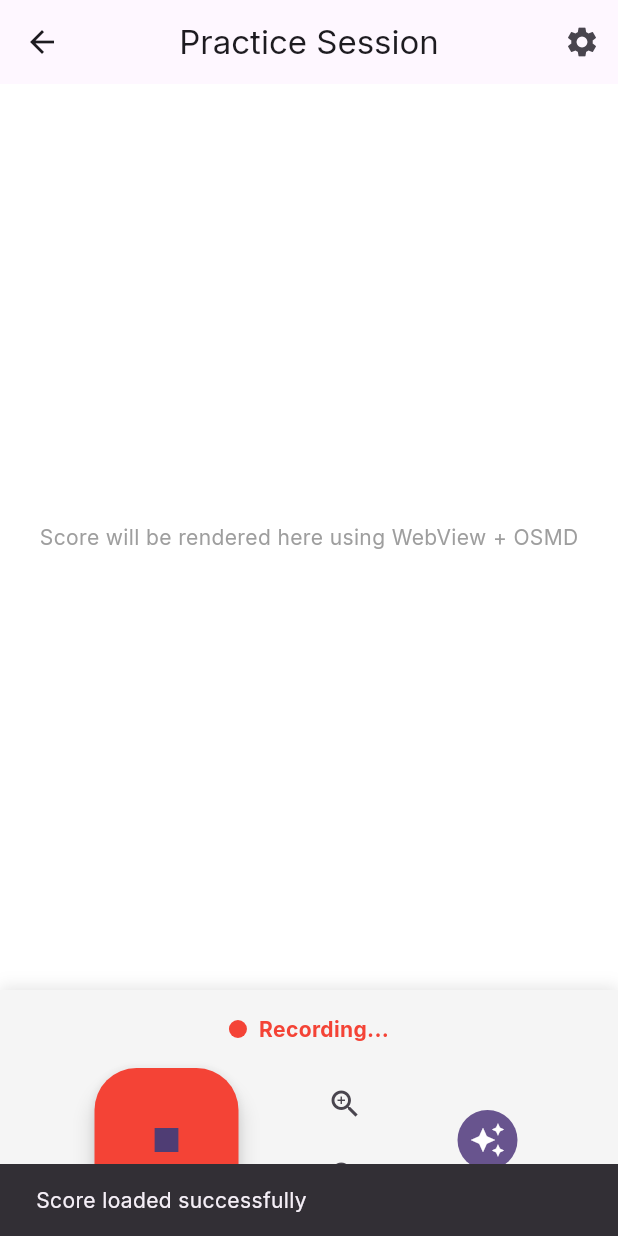
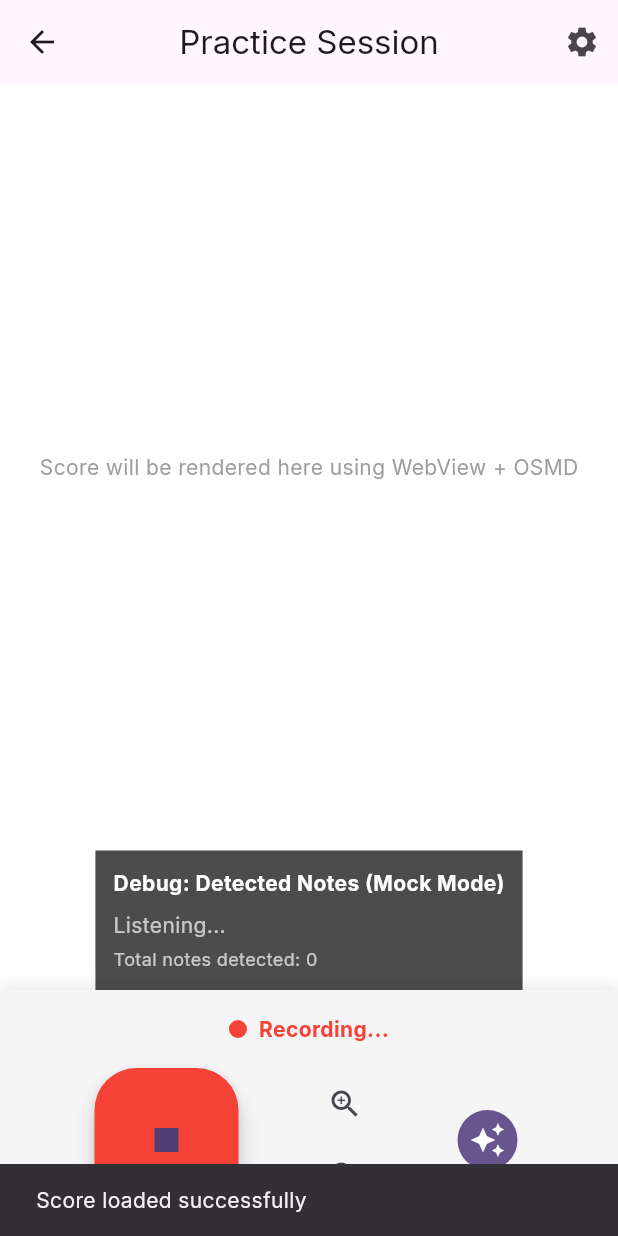
Before and after one commit to doric9/musically, a Flutter app: the PracticeScreen screen opened by its route, after a tap on the "mic" icon, after a tap on "Load Score", on a phone screen of 412 x 824 dp. Run offline on Flutter 3.47's test engine with Material 3 defaults, Android fonts, the phone set to English and light mode, and no system bars; our stand-ins replace flutter_riverpod, go_router, google_fonts, permission_handler; missing offline and left inert: audio_session, flutter_sound; statements that could not run were skipped.

Commit message:
Implement Phase 2: Audio Capture & Gemini Integration
This commit implements real-time audio recording and AI integration:

**New Models:**
- NoteData: Represents detected musical notes with pitch, frequency, timestamp, confidence, and velocity
- AudioConfig: Configures audio recording parameters (44.1kHz, 16-bit PCM, mono)

**New Services:**
- AudioInputService: Captures microphone audio using flutter_sound
  - Real-time PCM audio capture with low latency
  - Permission handling with permission_handler
  - Audio session management with audio_session
  - Configurable sample rate, channels, and bit depth

- GeminiAudioService: Integrates with Gemini 3 Flash API
  - WebSocket-based real-time audio streaming
  - Note detection with confidence scores
  - Mock mode for development (simulates note detection)
  - Ready for backend integration

**State Management:**
- Riverpod providers for audio services
- Reactive state updates for recording status
- Stream providers for detected notes
- Automatic service lifecycle management

**UI Integration:**
- Updated PracticeScreen to use Riverpod
- Real-time recording status display
- Debug panel showing detected notes (mock mode)
- Initialization progress indicator
- Permission request on screen load

**Features:**
- ✅ Microphone permission handling
- ✅ Real-time audio capture
- ✅ Mock note detection for development
- ✅ Clean separation of concerns (models, services, providers)
- ✅ Proper resource cleanup
- ✅ All tests passing
- ✅ Zero analysis issues

Ready for Phase 3: Score Synchronization

```diff
--- /dev/null
+++ b/lib/providers/audio_providers.dart
@@ -0,0 +1,117 @@
+import 'package:flutter_riverpod/flutter_riverpod.dart';
+
+import '../models/audio_config.dart';
+import '../models/note_data.dart';
+import '../services/audio_input_service.dart';
+import '../services/gemini_audio_service.dart';
+
+// Audio Configuration Provider
+final audioConfigProvider = Provider<AudioConfig>((ref) {
+  return const AudioConfig(
+    sampleRate: 44100,
+    channels: 1,
+    bitsPerSample: 16,
+    chunkDuration: Duration(milliseconds: 100),
+  );
+});
+
+// Audio Input Service Provider
+final audioInputServiceProvider = Provider<AudioInputService>((ref) {
+  final config = ref.watch(audioConfigProvider);
+  final service = AudioInputService(config: config);
+
+  ref.onDispose(() {
+    service.dispose();
+  });
+
+  return service;
+});
+
+// Gemini Audio Service Provider
+final geminiAudioServiceProvider = Provider<GeminiAudioService>((ref) {
+  const apiKey = String.fromEnvironment('GEMINI_API_KEY', defaultValue: 'mock-api-key');
+  final service = GeminiAudioService(apiKey: apiKey);
+
+  ref.onDispose(() {
+    service.dispose();
+  });
+
+  return service;
+});
+
+// Recording State Provider
+final isRecordingProvider = StateProvider<bool>((ref) => false);
+
+// Detected Notes Stream Provider
+final detectedNotesStreamProvider = StreamProvider<NoteData>((ref) {
+  final geminiService = ref.watch(geminiAudioServiceProvider);
+  return geminiService.noteStream;
+});
+
+// Latest Detected Note Provider
+final latestNoteProvider = Provider<AsyncValue<NoteData>>((ref) {
+  return ref.watch(detectedNotesStreamProvider);
+});
+
+// Audio Status Stream Provider
+final audioStatusStreamProvider = StreamProvider<String>((ref) {
+  final audioService = ref.watch(audioInputServiceProvider);
+  return audioService.statusStream;
+});
+
+// Gemini Status Stream Provider
+final geminiStatusStreamProvider = StreamProvider<String>((ref) {
+  final geminiService = ref.watch(geminiAudioServiceProvider);
+  return geminiService.statusStream;
+});
+
+// Average Confidence Score Provider
+final averageConfidenceProvider = Provider<double>((ref) {
+  final geminiService = ref.watch(geminiAudioServiceProvider);
+  return geminiService.getAverageConfidence();
+});
+
+// Audio Stream Handler
+class AudioStreamNotifier extends StateNotifier<List<NoteData>> {
+  final AudioInputService audioService;
+  final GeminiAudioService geminiService;
+
+  AudioStreamNotifier(this.audioService, this.geminiService) : super([]) {
+    _initialize();
+  }
+
+  void _initialize() {
+    // Listen to audio stream and forward to Gemini
+    audioService.audioStream.listen((audioData) {
+      geminiService.streamAudioChunk(audioData);
+    });
+
+    // Listen to detected notes
+    geminiService.noteStream.listen((note) {
+      state = [...state, note];
+
+      // Keep only the last 100 notes
+      if (state.length > 100) {
+        state = state.sublist(state.length - 100);
+      }
+    });
+  }
+
+  void clearNotes() {
+    state = [];
+  }
+}
+
+final audioStreamNotifierProvider =
+    StateNotifierProvider<AudioStreamNotifier, List<NoteData>>((ref) {
+  final audioService = ref.watch(audioInputServiceProvider);
+  final geminiService = ref.watch(geminiAudioServiceProvider);
+
+  return AudioStreamNotifier(audioService, geminiService);
+});
+
+// Permission State Provider
+final microphonePermissionProvider = FutureProvider<bool>((ref) async {
+  final audioService = ref.watch(audioInputServiceProvider);
+  return await audioService.requestPermissions();
+});
--- a/lib/screens/practice_screen.dart
+++ b/lib/screens/practice_screen.dart
@@ -1,32 +1,95 @@
 import 'package:flutter/material.dart';
+import 'package:flutter_riverpod/flutter_riverpod.dart';
 import 'package:go_router/go_router.dart';
 
-class PracticeScreen extends StatefulWidget {
+import '../providers/audio_providers.dart';
+
+class PracticeScreen extends ConsumerStatefulWidget {
   const PracticeScreen({super.key});
 
   @override
-  State<PracticeScreen> createState() => _PracticeScreenState();
+  ConsumerState<PracticeScreen> createState() => _PracticeScreenState();
 }
 
-class _PracticeScreenState extends State<PracticeScreen> {
-  bool _isRecording = false;
+class _PracticeScreenState extends ConsumerState<PracticeScreen> {
   bool _isScoreLoaded = false;
+  bool _isInitialized = false;
 
-  void _toggleRecording() {
+  @override
+  void initState() {
+    super.initState();
+    _initializeServices();
+  }
+
+  Future<void> _initializeServices() async {
+    try {
+      final audioService = ref.read(audioInputServiceProvider);
+      final geminiService = ref.read(geminiAudioServiceProvider);
+
+      // Request microphone permission
+      final hasPermission = await audioService.requestPermissions();
+
+      if (!hasPermission) {
+        if (mounted) {
+          ScaffoldMessenger.of(context).showSnackBar(
+            const SnackBar(
+              content: Text('Microphone permission is required'),
+              duration: Duration(seconds: 3),
+            ),
+          );
+        }
+        return;
+      }
+
+      // Initialize audio service
+      await audioService.initialize();
+
+      // Connect to Gemini API (mock mode for development)
+      await geminiService.connectLiveAPI();
+
       setState(() {
-      _isRecording = !_isRecording;
+        _isInitialized = true;
       });
 
-    if (_isRecording) {
-      // TODO: Start audio recording and Gemini API streaming
+      if (mounted) {
         ScaffoldMessenger.of(context).showSnackBar(
-        const SnackBar(content: Text('Recording started...')),
+          const SnackBar(content: Text('Audio system initialized')),
         );
+      }
+    } catch (e) {
+      if (mounted) {
+        ScaffoldMessenger.of(context).showSnackBar(
+          SnackBar(content: Text('Initialization failed: $e')),
+        );
+      }
+    }
+  }
+
+  Future<void> _toggleRecording() async {
+    if (!_isInitialized) {
+      ScaffoldMessenger.of(context).showSnackBar(
+        const SnackBar(content: Text('Please wait for initialization...')),
+      );
+      return;
+    }
+
+    final audioService = ref.read(audioInputServiceProvider);
+    final isRecording = ref.read(isRecordingProvider);
+
+    try {
+      if (isRecording) {
+        await audioService.stopRecording();
+        ref.read(isRecordingProvider.notifier).state = false;
       } else {
-      // TODO: Stop audio recording
+        await audioService.startRecording();
+        ref.read(isRecordingProvider.notifier).state = true;
+      }
+    } catch (e) {
+      if (mounted) {
         ScaffoldMessenger.of(context).showSnackBar(
-        const SnackBar(content: Text('Recording stopped')),
+          SnackBar(content: Text('Recording error: $e')),
         );
+      }
     }
   }
 
@@ -42,6 +105,10 @@ class _PracticeScreenState extends State<PracticeScreen> {
 
   @override
   Widget build(BuildContext context) {
+    final isRecording = ref.watch(isRecordingProvider);
+    final latestNote = ref.watch(latestNoteProvider);
+    final detectedNotes = ref.watch(audioStreamNotifierProvider);
+
     return Scaffold(
       appBar: AppBar(
         title: const Text('Practice Session'),
@@ -62,13 +129,23 @@ class _PracticeScreenState extends State<PracticeScreen> {
           Expanded(
             child: Container(
               color: Colors.white,
+              child: _isScoreLoaded
+                  ? Column(
+                      children: [
+                        const Expanded(
                           child: Center(
-                child: _isScoreLoaded
-                    ? const Text(
+                            child: Text(
                               'Score will be rendered here using WebView + OSMD',
                               style: TextStyle(color: Colors.grey),
+                            ),
+                          ),
+                        ),
+                        // Debug: Show detected notes
+                        if (isRecording) _buildDebugNotesPanel(latestNote, detectedNotes),
+                      ],
                     )
-                    : Column(
+                  : Center(
+                      child: Column(
                         mainAxisAlignment: MainAxisAlignment.center,
                         children: [
                           Icon(
@@ -113,7 +190,7 @@ class _PracticeScreenState extends State<PracticeScreen> {
               child: Column(
                 children: [
                   // Recording Status
-                  if (_isRecording)
+                  if (isRecording)
                     Padding(
                       padding: const EdgeInsets.only(bottom: 16),
                       child: Row(
@@ -139,6 +216,24 @@ class _PracticeScreenState extends State<PracticeScreen> {
                       ),
                     ),
 
+                  // Initialization Status
+                  if (!_isInitialized)
+                    const Padding(
+                      padding: EdgeInsets.only(bottom: 16),
+                      child: Row(
+                        mainAxisAlignment: MainAxisAlignment.center,
+                        children: [
+                          SizedBox(
+                            width: 16,
+                            height: 16,
+                            child: CircularProgressIndicator(strokeWidth: 2),
+                          ),
+                          SizedBox(width: 12),
+                          Text('Initializing audio system...'),
+                        ],
+                      ),
+                    ),
+
                   // Main Controls
                   Row(
                     mainAxisAlignment: MainAxisAlignment.spaceEvenly,
@@ -147,9 +242,9 @@ class _PracticeScreenState extends State<PracticeScreen> {
                       FloatingActionButton.large(
                         onPressed: _toggleRecording,
                         backgroundColor:
-                            _isRecording ? Colors.red : Colors.blue,
+                            isRecording ? Colors.red : Colors.blue,
                         child: Icon(
-                          _isRecording ? Icons.stop : Icons.mic,
+                          isRecording ? Icons.stop : Icons.mic,
                           size: 32,
                         ),
                       ),
@@ -193,4 +288,49 @@ class _PracticeScreenState extends State<PracticeScreen> {
       ),
     );
   }
+
+  Widget _buildDebugNotesPanel(AsyncValue latestNote, List detectedNotes) {
+    return Container(
+      padding: const EdgeInsets.all(12),
+      color: Colors.black.withValues(alpha: 0.7),
+      child: Column(
+        crossAxisAlignment: CrossAxisAlignment.start,
+        mainAxisSize: MainAxisSize.min,
+        children: [
+          const Text(
+            'Debug: Detected Notes (Mock Mode)',
+            style: TextStyle(
+              color: Colors.white,
+              fontWeight: FontWeight.bold,
+              fontSize: 14,
+            ),
+          ),
+          const SizedBox(height: 8),
+          latestNote.when(
+            data: (note) => Text(
+              'Latest: ${note.pitch} (${note.confidence.toStringAsFixed(2)})',
+              style: const TextStyle(
+                color: Colors.greenAccent,
+                fontSize: 16,
+                fontWeight: FontWeight.bold,
+              ),
+            ),
+            loading: () => const Text(
+              'Listening...',
+              style: TextStyle(color: Colors.white70),
+            ),
+            error: (err, stack) => Text(
+              'Error: $err',
+              style: const TextStyle(color: Colors.redAccent),
+            ),
+          ),
+          const SizedBox(height: 4),
+          Text(
+            'Total notes detected: ${detectedNotes.length}',
+            style: const TextStyle(color: Colors.white70, fontSize: 12),
+          ),
+        ],
+      ),
+    );
   }
+}
--- /dev/null
+++ b/lib/services/audio_input_service.dart
@@ -0,0 +1,165 @@
+import 'dart:async';
+import 'dart:typed_data';
+
+import 'package:flutter_sound/flutter_sound.dart';
+import 'package:audio_session/audio_session.dart';
+import 'package:permission_handler/permission_handler.dart';
+
+import '../models/audio_config.dart';
+
+class AudioInputService {
+  final FlutterSoundRecorder _recorder = FlutterSoundRecorder();
+  final AudioConfig config;
+
+  final StreamController<Uint8List> _audioStreamController =
+      StreamController<Uint8List>.broadcast();
+  final StreamController<String> _statusController =
+      StreamController<String>.broadcast();
+
+  bool _isInitialized = false;
+  bool _isRecording = false;
+
+  AudioInputService({this.config = const AudioConfig()});
+
+  Stream<Uint8List> get audioStream => _audioStreamController.stream;
+  Stream<String> get statusStream => _statusController.stream;
+  bool get isRecording => _isRecording;
+  bool get isInitialized => _isInitialized;
+
+  /// Request microphone permission
+  Future<bool> requestPermissions() async {
+    final status = await Permission.microphone.request();
+
+    if (status.isGranted) {
+      _updateStatus('Microphone permission granted');
+      return true;
+    } else if (status.isDenied) {
+      _updateStatus('Microphone permission denied');
+      return false;
+    } else if (status.isPermanentlyDenied) {
+      _updateStatus('Microphone permission permanently denied');
+      await openAppSettings();
+      return false;
+    }
+
+    return false;
+  }
+
+  /// Initialize the audio recorder
+  Future<void> initialize() async {
+    if (_isInitialized) return;
+
+    try {
+      // Open the recorder
+      await _recorder.openRecorder();
+
+      // Configure audio session
+      final session = await AudioSession.instance;
+      await session.configure(
+        AudioSessionConfiguration(
+          avAudioSessionCategory: AVAudioSessionCategory.playAndRecord,
+          avAudioSessionCategoryOptions:
+              AVAudioSessionCategoryOptions.allowBluetooth |
+                  AVAudioSessionCategoryOptions.defaultToSpeaker,
+          avAudioSessionMode: AVAudioSessionMode.measurement,
+          avAudioSessionRouteSharingPolicy:
+              AVAudioSessionRouteSharingPolicy.defaultPolicy,
+          avAudioSessionSetActiveOptions: AVAudioSessionSetActiveOptions.none,
+          androidAudioAttributes: const AndroidAudioAttributes(
+            contentType: AndroidAudioContentType.music,
+            flags: AndroidAudioFlags.none,
+            usage: AndroidAudioUsage.media,
+          ),
+          androidAudioFocusGainType: AndroidAudioFocusGainType.gain,
+          androidWillPauseWhenDucked: true,
+        ),
+      );
+
+      _isInitialized = true;
+      _updateStatus('Audio recorder initialized');
+    } catch (e) {
+      _updateStatus('Failed to initialize recorder: $e');
+      rethrow;
+    }
+  }
+
+  /// Start recording audio
+  Future<void> startRecording() async {
+    if (!_isInitialized) {
+      await initialize();
+    }
+
+    if (_isRecording) {
+      _updateStatus('Already recording');
+      return;
+    }
+
+    try {
+      await _recorder.startRecorder(
+        toStream: _audioStreamController.sink,
+        codec: config.codec,
+        numChannels: config.channels,
+        sampleRate: config.sampleRate,
+        bitRate: config.sampleRate * config.bitsPerSample * config.channels,
+      );
+
+      _isRecording = true;
+      _updateStatus('Recording started');
+    } catch (e) {
+      _updateStatus('Failed to start recording: $e');
+      rethrow;
+    }
+  }
+
+  /// Stop recording audio
+  Future<void> stopRecording() async {
+    if (!_isRecording) {
+      _updateStatus('Not currently recording');
+      return;
+    }
+
+    try {
+      await _recorder.stopRecorder();
+      _isRecording = false;
+      _updateStatus('Recording stopped');
+    } catch (e) {
+      _updateStatus('Failed to stop recording: $e');
+      rethrow;
+    }
+  }
+
+  /// Toggle recording state
+  Future<void> toggleRecording() async {
+    if (_isRecording) {
+      await stopRecording();
+    } else {
+      await startRecording();
+    }
+  }
+
+  /// Get current decibel level
+  Stream<double>? getDecibelStream() {
+    return _recorder.onProgress?.map((event) => event.decibels ?? 0.0);
+  }
+
+  /// Dispose and clean up resources
+  Future<void> dispose() async {
+    if (_isRecording) {
+      await stopRecording();
+    }
+
+    if (_isInitialized) {
+      await _recorder.closeRecorder();
+      _isInitialized = false;
+    }
+
+    await _audioStreamController.close();
+    await _statusController.close();
+  }
+
+  void _updateStatus(String status) {
+    if (!_statusController.isClosed) {
+      _statusController.add(status);
+    }
+  }
+}
```
Also changed, not shown: lib/models/audio_config.dart (added, +29 -0 lines), lib/models/note_data.dart (added, +41 -0 lines), lib/services/gemini_audio_service.dart (added, +189 -0 lines). Lines whose indentation alone changed are shown as unchanged.
